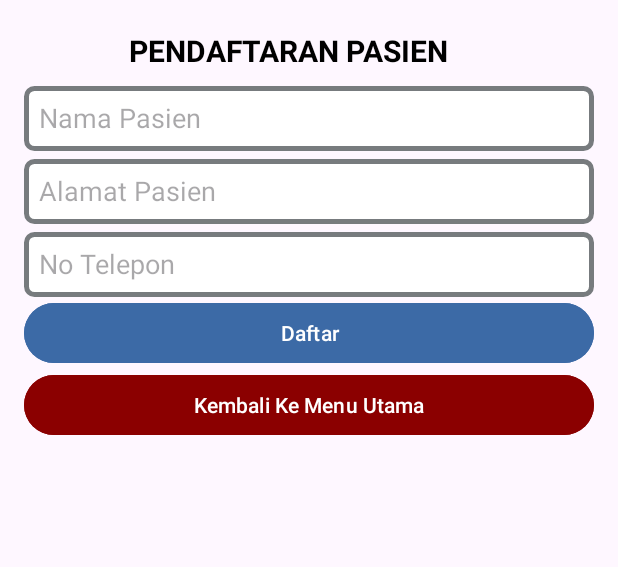
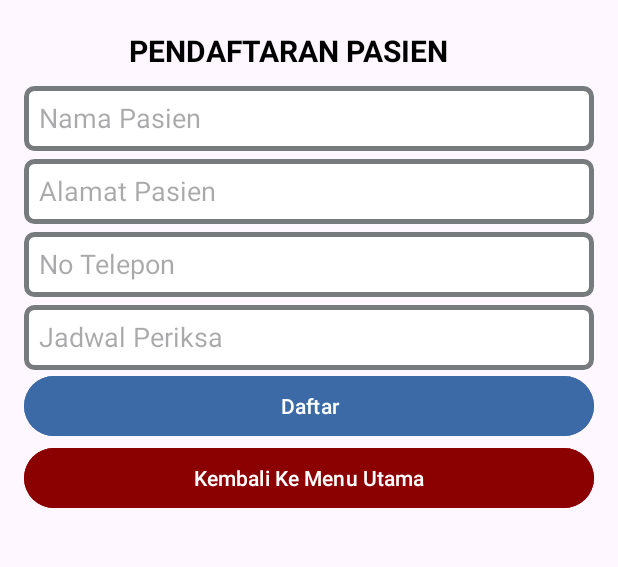
Before and after one commit to imantasiman/RSIALivasyaMobile, an Android app: the MainActivity screen opened directly, with no data from a screen before it, on a phone screen of 412 x 824 dp, the part 159-726 px from its top. Run offline under Robolectric (Android 15) with nearby library versions, the phone set to English and light mode, and no system bars.

Commit message:
Mengubah MainActivity

```diff
--- a/app/src/main/res/layout/activity_main.xml
+++ b/app/src/main/res/layout/activity_main.xml
@@ -58,6 +58,17 @@
             android:background="@drawable/edit_text_menu"
             android:hint="No Telepon" />
 
+        <EditText
+            android:id="@+id/editTextDate"
+            android:layout_width="match_parent"
+            android:padding="10dp"
+            android:layout_height="43dp"
+            android:layout_marginTop="5dp"
+            android:background="@drawable/edit_text_menu"
+            android:ems="10"
+            android:hint="Jadwal Periksa"
+            android:inputType="date" />
+
         <Button
             android:id="@+id/buttonSave"
             android:layout_width="match_parent"
```
